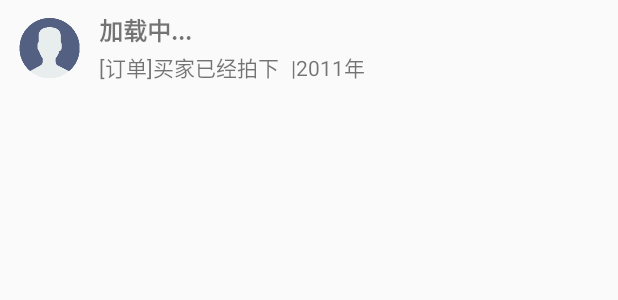
After one commit to BestLifeW/TaoSchool, an Android app: the layout item_message.xml on its own in the app's theme, with its tools: preview values and no code run, on a phone screen of 412 x 824 dp. The commit adds this screen. Shown: the top 300 px of the screen. Run offline under Robolectric (Android 15) with nearby library versions, the phone set to English and light mode, and no system bars.

Commit message:
add comment

```diff
--- a/app/src/main/java/com/wtc/xmut/taoschool/api/ServerApi.java
+++ b/app/src/main/java/com/wtc/xmut/taoschool/api/ServerApi.java
@@ -93,4 +93,9 @@ public class ServerApi {
     //根据商品id获取是否拍下
     public  static final String ISORDER = ORDER + "/getOrderByShopid/";   //9
 
+    //根据用户姓名获取 商品订单
+
+    public static final String GETORDERBYUSERNAME =ORDER+"/getOrdersByUsername/"; //lovec
+
+
 }
--- a/app/src/main/java/com/wtc/xmut/taoschool/ui/activity/PublishActivity.java
+++ b/app/src/main/java/com/wtc/xmut/taoschool/ui/activity/PublishActivity.java
@@ -137,9 +137,8 @@ public class PublishActivity extends AppCompatActivity implements View.OnClickLi
     public void OkPublish() {
         //获取系统时间
         SimpleDateFormat formatter = new SimpleDateFormat ("yyyy-MM-dd");
-       Date curDate = new Date(System.currentTimeMillis());//获取当前时间
+        Date curDate = new Date(System.currentTimeMillis());//获取当前时间
         String str = formatter.format(curDate);
-        Log.i(TAG, "OkPublish: "+curDate);
         HashMap<String, String> Shop = new HashMap<>();
         String title = et_title.getText().toString().trim();
         String description = et_summary.getText().toString().trim();
@@ -149,7 +148,7 @@ public class PublishActivity extends AppCompatActivity implements View.OnClickLi
             Shop.put("username", username);
             Shop.put("price", newmoney);
             Shop.put("oldprice", oldmoney);
-           Shop.put("shoptime", str);
+            Shop.put("shoptime",str);
         } else {
             SnackbarUtils.ShowSnackbar(getCurrentFocus(), "请输入完整信息");
             return;
--- a/app/src/main/res/layout/fragment_message.xml
+++ b/app/src/main/res/layout/fragment_message.xml
@@ -1,5 +1,5 @@
 <?xml version="1.0" encoding="utf-8"?>
-<android.support.v4.widget.NestedScrollView xmlns:android="http://schemas.android.com/apk/res/android"
+<LinearLayout xmlns:android="http://schemas.android.com/apk/res/android"
     android:layout_width="match_parent"
     android:layout_height="match_parent"
     android:orientation="vertical">
@@ -10,8 +10,8 @@
         android:layout_height="match_parent">
         <com.yanzhenjie.recyclerview.swipe.SwipeMenuRecyclerView
             android:id="@+id/smrlview"
-            android:layout_width="match_parent"
+            android:layout_width="wrap_content"
             android:layout_height="wrap_content">
         </com.yanzhenjie.recyclerview.swipe.SwipeMenuRecyclerView>
     </android.support.v4.widget.SwipeRefreshLayout>
-</android.support.v4.widget.NestedScrollView>
+</LinearLayout>
--- /dev/null
+++ b/app/src/main/res/layout/item_message.xml
@@ -0,0 +1,56 @@
+<?xml version="1.0" encoding="utf-8"?>
+<LinearLayout xmlns:android="http://schemas.android.com/apk/res/android"
+    android:orientation="horizontal" android:layout_width="match_parent"
+    android:padding="8dp"
+    android:layout_height="wrap_content"
+    android:weightSum="1">
+    <com.wtc.xmut.taoschool.view.CircleImageView
+        android:id="@+id/clv_userhead"
+        android:src="@drawable/usericon"
+        android:layout_width="50dp"
+        android:layout_height="48dp" />
+
+    <RelativeLayout
+        android:id="@+id/rl_showdetail"
+        android:layout_width="190dp"
+        android:layout_height="47dp"
+        android:layout_marginLeft="8dp"
+        android:orientation="vertical">
+
+        <TextView
+            android:id="@+id/buyusername"
+            android:layout_width="229dp"
+            android:layout_height="wrap_content"
+            android:text="加载中..."
+            android:textSize="16sp"
+            android:textStyle="bold"
+            android:layout_alignEnd="@+id/tv_ordertime" />
+
+        <TextView
+
+            android:id="@+id/tv_ordermsg"
+            android:layout_width="wrap_content"
+            android:layout_height="wrap_content"
+            android:text="[订单]买家已经拍下"
+            android:layout_alignParentBottom="true"
+            android:layout_alignParentStart="true" />
+
+        <TextView
+            android:id="@+id/tv_ordertime"
+            android:layout_width="wrap_content"
+            android:layout_height="wrap_content"
+            android:text="|2011年"
+            android:layout_marginLeft="8dp"
+            android:layout_alignParentBottom="true"
+            android:layout_toEndOf="@+id/tv_ordermsg"
+            android:layout_marginStart="8dp" />
+    </RelativeLayout>
+
+    <ImageView
+        android:id="@+id/iv_shopimg"
+        android:layout_width="50dp"
+        android:layout_height="50dp"
+        android:layout_weight="0.11"
+        android:layout_marginLeft="50dp"
+/>
+</LinearLayout>
```
Also changed, not shown: app/src/main/java/com/wtc/xmut/taoschool/adpater/OrdersAdapter.java (added, +47 -0 lines), app/src/main/java/com/wtc/xmut/taoschool/domain/OrdersExt.java (added, +90 -0 lines), app/src/main/java/com/wtc/xmut/taoschool/ui/fragment/MessageFragment.java (+16 -11 lines).
